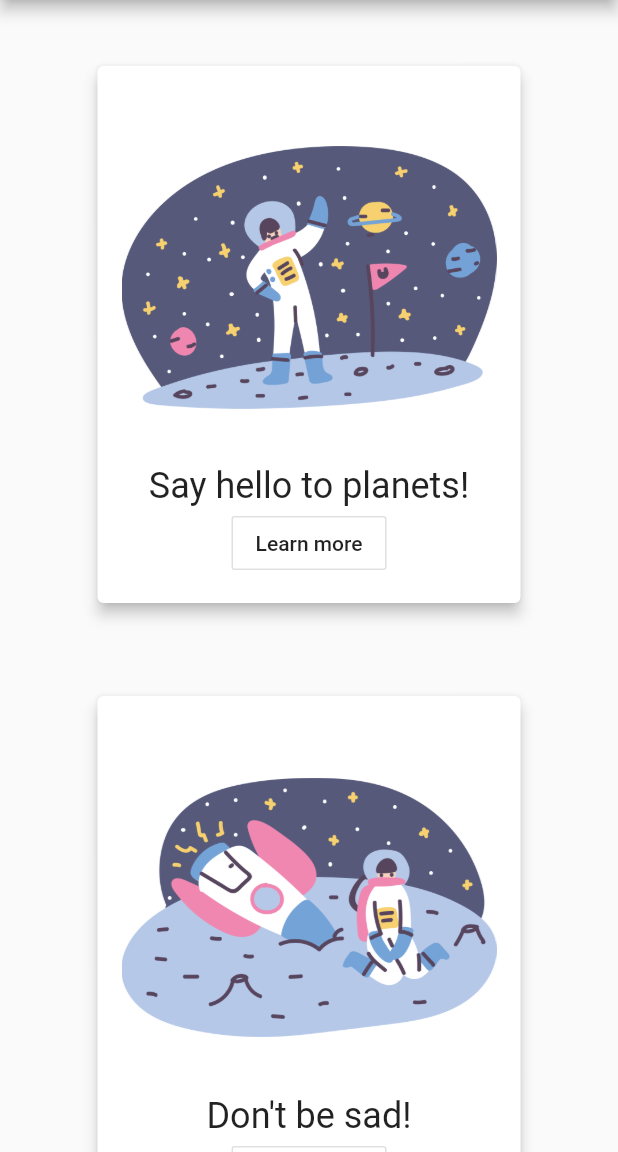
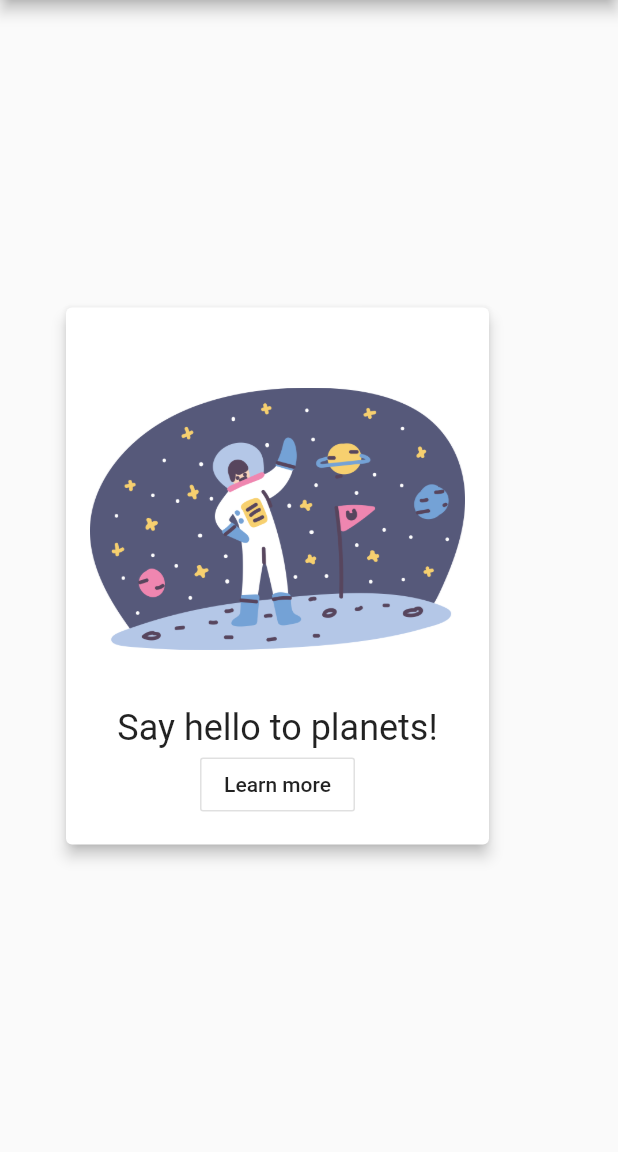
Before and after one commit to grihlo/stacked_card_carousel, a Flutter app: the screen it shows after launch, on a phone screen of 412 x 824 dp, the part 84-1236 px from its top. Run offline on Flutter 3.47's test engine with Material 2 defaults, Android fonts, the phone set to English and light mode, and no system bars.

Commit message:
Add option for horizontal and card alignment to center

```diff
--- a/example/lib/main.dart
+++ b/example/lib/main.dart
@@ -17,7 +17,7 @@ class MyApp extends StatelessWidget {
 }
 
 class MyHomePage extends StatelessWidget {
-  MyHomePage({Key key, this.title}) : super(key: key);
+  MyHomePage({Key? key, required this.title}) : super(key: key);
   final String title;
 
   final List<Widget> fancyCards = [
@@ -54,7 +54,10 @@ class MyHomePage extends StatelessWidget {
         title: Text(title),
       ),
       body: StackedCardCarousel(
+        type: StackedCardCarouselType.cardsStack,
+        scrollDirection: Axis.horizontal,
         items: fancyCards,
+        cardAlignment: CardAlignment.center,
       ),
     );
   }
@@ -62,9 +65,9 @@ class MyHomePage extends StatelessWidget {
 
 class FancyCard extends StatelessWidget {
   const FancyCard({
-    Key key,
-    this.image,
-    this.title,
+    Key? key,
+    required this.image,
+    required this.title,
   }) : super(key: key);
 
   final Image image;
--- a/example/pubspec.yaml
+++ b/example/pubspec.yaml
@@ -4,7 +4,7 @@ description: Stacked card carousel example
 version: 1.0.0+1
 
 environment:
-  sdk: ">=2.1.0 <3.0.0"
+  sdk: ">=2.12.0 <3.0.0"
 
 dependencies:
   flutter:
--- a/lib/stacked_card_carousel.dart
+++ b/lib/stacked_card_carousel.dart
@@ -29,6 +29,13 @@ import 'package:flutter/rendering.dart';
 /// `pageController` ise it for your custom page controller.
 ///
 /// `onPageChanged` listen to page index changes.
+///
+/// `scrollDirection` sets the direction of the card stacking (default is vertical).
+///
+/// `cardAlignment` CardAlignment.start locks the start of the stack,
+///     CardAlignment.center keeps the top card in the center.
+///     Default is CardAlignment.start
+///     ONLY applies to StackeCardCarouselType.cardsStack
 class StackedCardCarousel extends StatefulWidget {
   StackedCardCarousel({
     required List<Widget> items,
@@ -38,6 +45,8 @@ class StackedCardCarousel extends StatefulWidget {
     bool applyTextScaleFactor = true,
     PageController? pageController,
     OnPageChanged? onPageChanged,
+    this.scrollDirection = Axis.vertical,
+    this.cardAlignment = CardAlignment.start
   })  : assert(items.isNotEmpty),
         _items = items,
         _type = type,
@@ -54,6 +63,8 @@ class StackedCardCarousel extends StatefulWidget {
   final bool _applyTextScaleFactor;
   final PageController _pageController;
   final OnPageChanged? _onPageChanged;
+  final Axis scrollDirection;
+  final CardAlignment cardAlignment;
 
   @override
   _StackedCardCarouselState createState() => _StackedCardCarouselState();
@@ -76,7 +87,7 @@ class _StackedCardCarouselState extends State<StackedCardCarousel> {
       children: <Widget>[
         _stackedCards(context),
         PageView.builder(
-          scrollDirection: Axis.vertical,
+          scrollDirection: widget.scrollDirection,
           controller: widget._pageController,
           itemCount: widget._items.length,
           onPageChanged: widget._onPageChanged,
@@ -90,6 +101,7 @@ class _StackedCardCarouselState extends State<StackedCardCarousel> {
 
   Widget _stackedCards(BuildContext context) {
     double textScaleFactor = 1.0;
+    bool vertical = widget.scrollDirection == Axis.vertical;
     if (widget._applyTextScaleFactor) {
       final double mediaQueryFactor = MediaQuery.of(context).textScaleFactor;
       if (mediaQueryFactor > 1.0) {
@@ -114,10 +126,11 @@ class _StackedCardCarouselState extends State<StackedCardCarousel> {
               opacity = factor < 0.0 ? 0.0 : pow(factor, 1.5).toDouble();
               scale = factor < 0.0 ? 0.0 : pow(factor, 0.1).toDouble();
             }
-            return Positioned.fill(
-              top: -position,
+            return Positioned(
+              top: vertical ? - position : null,
+              left: vertical ? null : - position,
               child: Align(
-                alignment: Alignment.topCenter,
+                alignment: vertical ? Alignment.topCenter : Alignment.centerLeft,
                 child: Wrap(
                   children: <Widget>[
                     Transform.scale(
@@ -134,14 +147,20 @@ class _StackedCardCarouselState extends State<StackedCardCarousel> {
           case StackedCardCarouselType.cardsStack:
           default:
             double scale = 1.0;
-            if (item.key - _pageValue < 0) {
+            if (item.key < _pageValue) {
               final double factor = 1 + (item.key - _pageValue);
               scale = 0.95 + (factor * 0.1 / 2);
             }
-            return Positioned.fill(
-              top: -position + (20.0 * item.key),
+            double shift = 20.0*item.key;
+            if (widget.cardAlignment == CardAlignment.center) {
+              // Shift back cards based on depth
+              shift = 20.0 * (item.key - _pageValue);
+            }
+            return Positioned(
+              top: vertical ? - position + shift : null,
+              left: vertical ? null : - position + shift ,
               child: Align(
-                alignment: Alignment.topCenter,
+                alignment: vertical ? Alignment.topCenter : Alignment.centerLeft,
                 child: Wrap(
                   children: <Widget>[
                     Transform.scale(
@@ -225,4 +244,9 @@ enum StackedCardCarouselType {
   fadeOutStack,
 }
 
+enum CardAlignment {
+  start,
+  center
+}
+
 typedef OnPageChanged = void Function(int pageIndex);
```
Also changed, not shown: example/pubspec.lock, pubspec.lock.
